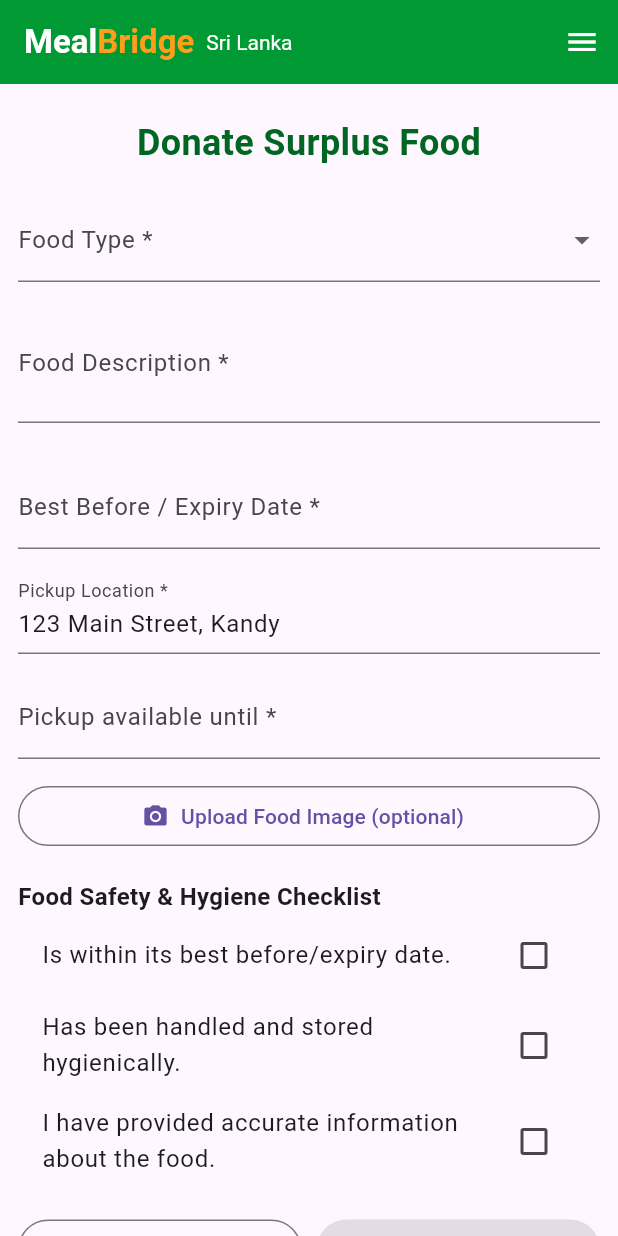
After one commit to oviniWijesooriya/MealBridge, a Flutter app: the DonateFoodFormPage screen opened directly, on a phone screen of 412 x 824 dp. The commit adds this screen. Run offline on Flutter 3.47's test engine with Material 3 defaults, Android fonts, the phone set to English and light mode, and no system bars.

Commit message:
add donate food form

```diff
--- a/lib/main.dart
+++ b/lib/main.dart
@@ -10,6 +10,7 @@ import 'widgets/mobile_nav_drawer.dart';
 import 'pages/donor_type_selection.dart';
 import 'pages/community_agreement.dart';
 import 'pages/donor_welcome.dart';
+import 'pages/donate_food_form.dart';
 
 void main() {
   runApp(kIsWeb ? MealBridgeWebApp() : MealBridgeMobileApp());
@@ -145,6 +146,7 @@ class MealBridgeWebApp extends StatelessWidget {
         '/donor-type-selection': (context) => DonorTypeSelectionPage(),
         '/agreement': (context) => CommunityAgreementPage(),
         '/donor-welcome': (context) => DonorWelcomePage(),
+        '/donate-food': (context) => DonateFoodFormPage(),
       },
       debugShowCheckedModeBanner: false,
     );
--- /dev/null
+++ b/lib/pages/donate_food_form.dart
@@ -0,0 +1,405 @@
+import 'package:flutter/foundation.dart' show kIsWeb;
+import 'package:flutter/material.dart';
+import '../main.dart';
+import '../widgets/mobile_nav_drawer.dart';
+
+class DonateFoodFormPage extends StatefulWidget {
+  @override
+  State<DonateFoodFormPage> createState() => _DonateFoodFormPageState();
+}
+
+class _DonateFoodFormPageState extends State<DonateFoodFormPage> {
+  final _formKey = GlobalKey<FormState>();
+  String? foodType;
+  String? customFoodType;
+  String? description;
+  int? servings;
+  double? quantity;
+  String? quantityUnit = 'kg';
+  DateTime? expiryDate;
+  String? pickupAddress = '123 Main Street, Kandy'; // Example: auto-filled
+  TimeOfDay? pickupUntil;
+  // For image upload, you can use a File/ImagePicker in a real app.
+  // For now, just simulate with a placeholder.
+  bool checklist1 = false;
+  bool checklist2 = false;
+  bool checklist3 = false;
+  bool get allChecklist => checklist1 && checklist2 && checklist3;
+
+  bool get isMeal => foodType == 'Cooked Meal' || foodType == 'Bakery';
+
+  bool get isProduce => foodType == 'Fruits' || foodType == 'Vegetables';
+
+  List<String> foodTypes = [
+    'Cooked Meal',
+    'Bakery',
+    'Fruits',
+    'Vegetables',
+    'Other',
+  ];
+
+  List<String> quantityUnits = [
+    'kg',
+    'grams',
+    'pieces',
+    'bunches',
+    'packs',
+    'litres',
+  ];
+
+  @override
+  Widget build(BuildContext context) {
+    final content = _DonateFoodFormContent(
+      formKey: _formKey,
+      foodType: foodType,
+      customFoodType: customFoodType,
+      foodTypes: foodTypes,
+      onFoodTypeChanged:
+          (val) => setState(() {
+            foodType = val;
+            if (val != 'Other') customFoodType = null;
+          }),
+      onCustomFoodTypeChanged: (val) => setState(() => customFoodType = val),
+      description: description,
+      onDescriptionChanged: (val) => setState(() => description = val),
+      servings: servings,
+      onServingsChanged: (val) => setState(() => servings = val),
+      quantity: quantity,
+      onQuantityChanged: (val) => setState(() => quantity = val),
+      quantityUnit: quantityUnit,
+      quantityUnits: quantityUnits,
+      onQuantityUnitChanged: (val) => setState(() => quantityUnit = val),
+      expiryDate: expiryDate,
+      onExpiryDateChanged: (val) => setState(() => expiryDate = val),
+      pickupAddress: pickupAddress,
+      onPickupAddressChanged: (val) => setState(() => pickupAddress = val),
+      pickupUntil: pickupUntil,
+      onPickupUntilChanged: (val) => setState(() => pickupUntil = val),
+      checklist1: checklist1,
+      checklist2: checklist2,
+      checklist3: checklist3,
+      onChecklist1Changed: (v) => setState(() => checklist1 = v ?? false),
+      onChecklist2Changed: (v) => setState(() => checklist2 = v ?? false),
+      onChecklist3Changed: (v) => setState(() => checklist3 = v ?? false),
+      allChecklist: allChecklist,
+      onPreview: () {
+        // Show a preview dialog or page (not implemented here)
+        showDialog(
+          context: context,
+          builder:
+              (context) => AlertDialog(
+                title: Text('Preview Donation'),
+                content: Text('This is a preview of your donation listing.'),
+                actions: [
+                  TextButton(
+                    onPressed: () => Navigator.pop(context),
+                    child: Text('Close'),
+                  ),
+                ],
+              ),
+        );
+      },
+      onPublish:
+          allChecklist && _formKey.currentState?.validate() == true
+              ? () {
+                // TODO: Submit donation to backend
+                ScaffoldMessenger.of(
+                  context,
+                ).showSnackBar(SnackBar(content: Text('Donation published!')));
+                Navigator.of(context).pop(); // Go back to dashboard or home
+              }
+              : null,
+      isMeal: isMeal,
+      isProduce: isProduce,
+    );
+
+    return kIsWeb
+        ? Scaffold(
+          appBar: PreferredSize(
+            preferredSize: Size.fromHeight(56),
+            child: MealBridgeHeader(isWeb: true),
+          ),
+          body: Center(
+            child: SingleChildScrollView(
+              child: Container(
+                constraints: BoxConstraints(maxWidth: 520),
+                padding: EdgeInsets.symmetric(vertical: 36, horizontal: 22),
+                child: content,
+              ),
+            ),
+          ),
+        )
+        : Scaffold(
+          appBar: PreferredSize(
+            preferredSize: Size.fromHeight(56),
+            child: MealBridgeHeader(isWeb: false),
+          ),
+          endDrawer: MobileNavDrawer(),
+          body: SingleChildScrollView(
+            padding: EdgeInsets.symmetric(vertical: 22, horizontal: 12),
+            child: content,
+          ),
+        );
+  }
+}
+
+class _DonateFoodFormContent extends StatelessWidget {
+  final GlobalKey<FormState> formKey;
+  final String? foodType;
+  final String? customFoodType;
+  final List<String> foodTypes;
+  final ValueChanged<String?> onFoodTypeChanged;
+  final ValueChanged<String?> onCustomFoodTypeChanged;
+  final String? description;
+  final ValueChanged<String?> onDescriptionChanged;
+  final int? servings;
+  final ValueChanged<int?> onServingsChanged;
+  final double? quantity;
+  final ValueChanged<double?> onQuantityChanged;
+  final String? quantityUnit;
+  final List<String> quantityUnits;
+  final ValueChanged<String?> onQuantityUnitChanged;
+  final DateTime? expiryDate;
+  final ValueChanged<DateTime?> onExpiryDateChanged;
+  final String? pickupAddress;
+  final ValueChanged<String?> onPickupAddressChanged;
+  final TimeOfDay? pickupUntil;
+  final ValueChanged<TimeOfDay?> onPickupUntilChanged;
+  final bool checklist1;
+  final bool checklist2;
+  final bool checklist3;
+  final ValueChanged<bool?> onChecklist1Changed;
+  final ValueChanged<bool?> onChecklist2Changed;
+  final ValueChanged<bool?> onChecklist3Changed;
+  final bool allChecklist;
+  final VoidCallback onPreview;
+  final VoidCallback? onPublish;
+  final bool isMeal;
+  final bool isProduce;
+
+  const _DonateFoodFormContent({
+    required this.formKey,
+    required this.foodType,
+    required this.customFoodType,
+    required this.foodTypes,
+    required this.onFoodTypeChanged,
+    required this.onCustomFoodTypeChanged,
+    required this.description,
+    required this.onDescriptionChanged,
+    required this.servings,
+    required this.onServingsChanged,
+    required this.quantity,
+    required this.onQuantityChanged,
+    required this.quantityUnit,
+    required this.quantityUnits,
+    required this.onQuantityUnitChanged,
+    required this.expiryDate,
+    required this.onExpiryDateChanged,
+    required this.pickupAddress,
+    required this.onPickupAddressChanged,
+    required this.pickupUntil,
+    required this.onPickupUntilChanged,
+    required this.checklist1,
+    required this.checklist2,
+    required this.checklist3,
+    required this.onChecklist1Changed,
+    required this.onChecklist2Changed,
+    required this.onChecklist3Changed,
+    required this.allChecklist,
+    required this.onPreview,
+    required this.onPublish,
+    required this.isMeal,
+    required this.isProduce,
+  });
+
+  @override
+  Widget build(BuildContext context) {
+    return Form(
+      key: formKey,
+      child: Column(
+        crossAxisAlignment: CrossAxisAlignment.stretch,
+        children: [
+          Text(
+            'Donate Surplus Food',
+            style: TextStyle(
+              fontSize: 24,
+              fontWeight: FontWeight.bold,
+              color: Color(0xFF006622),
+            ),
+            textAlign: TextAlign.center,
+          ),
+          SizedBox(height: 20),
+          DropdownButtonFormField<String>(
+            decoration: InputDecoration(labelText: 'Food Type *'),
+            value: foodType,
+            items:
+                foodTypes
+                    .map(
+                      (type) =>
+                          DropdownMenuItem(value: type, child: Text(type)),
+                    )
+                    .toList(),
+            onChanged: onFoodTypeChanged,
+            validator: (v) => v == null || v.isEmpty ? 'Required' : null,
+          ),
+          if (foodType == 'Other')
+            Padding(
+              padding: EdgeInsets.only(top: 10),
+              child: TextFormField(
+                decoration: InputDecoration(labelText: 'Custom Food Type *'),
+                onChanged: onCustomFoodTypeChanged,
+                validator: (v) => v == null || v.isEmpty ? 'Required' : null,
+              ),
+            ),
+          SizedBox(height: 14),
+          TextFormField(
+            decoration: InputDecoration(labelText: 'Food Description *'),
+            maxLines: 2,
+            onChanged: onDescriptionChanged,
+            validator: (v) => v == null || v.isEmpty ? 'Required' : null,
+          ),
+          SizedBox(height: 14),
+          if (isMeal)
+            TextFormField(
+              decoration: InputDecoration(
+                labelText: 'How many people can this serve? *',
+              ),
+              keyboardType: TextInputType.number,
+              onChanged: (v) => onServingsChanged(int.tryParse(v)),
+              validator: (v) => v == null || v.isEmpty ? 'Required' : null,
+            ),
+          if (isProduce)
+            Row(
+              children: [
+                Expanded(
+                  child: TextFormField(
+                    decoration: InputDecoration(labelText: 'Total Quantity *'),
+                    keyboardType: TextInputType.numberWithOptions(
+                      decimal: true,
+                    ),
+                    onChanged: (v) => onQuantityChanged(double.tryParse(v)),
+                    validator:
+                        (v) => v == null || v.isEmpty ? 'Required' : null,
+                  ),
+                ),
+                SizedBox(width: 10),
+                Expanded(
+                  child: DropdownButtonFormField<String>(
+                    decoration: InputDecoration(labelText: 'Unit'),
+                    value: quantityUnit,
+                    items:
+                        quantityUnits
+                            .map(
+                              (u) => DropdownMenuItem(value: u, child: Text(u)),
+                            )
+                            .toList(),
+                    onChanged: onQuantityUnitChanged,
+                  ),
+                ),
+              ],
+            ),
+          SizedBox(height: 14),
+          TextFormField(
+            decoration: InputDecoration(
+              labelText: 'Best Before / Expiry Date *',
+            ),
+            readOnly: true,
+            controller: TextEditingController(
+              text:
+                  expiryDate == null
+                      ? ''
+                      : "${expiryDate!.year}-${expiryDate!.month.toString().padLeft(2, '0')}-${expiryDate!.day.toString().padLeft(2, '0')}",
+            ),
+            onTap: () async {
+              final picked = await showDatePicker(
+                context: context,
+                initialDate: expiryDate ?? DateTime.now(),
+                firstDate: DateTime.now(),
+                lastDate: DateTime.now().add(Duration(days: 30)),
+              );
+              if (picked != null) onExpiryDateChanged(picked);
+            },
+            validator: (v) => (expiryDate == null) ? 'Required' : null,
+          ),
+          SizedBox(height: 14),
+          TextFormField(
+            decoration: InputDecoration(labelText: 'Pickup Location *'),
+            initialValue: pickupAddress,
+            onChanged: onPickupAddressChanged,
+            validator: (v) => v == null || v.isEmpty ? 'Required' : null,
+          ),
+          SizedBox(height: 14),
+          TextFormField(
+            decoration: InputDecoration(labelText: 'Pickup available until *'),
+            readOnly: true,
+            controller: TextEditingController(
+              text: pickupUntil == null ? '' : pickupUntil!.format(context),
+            ),
+            onTap: () async {
+              final picked = await showTimePicker(
+                context: context,
+                initialTime: TimeOfDay.now(),
+              );
+              if (picked != null) onPickupUntilChanged(picked);
+            },
+            validator: (v) => (pickupUntil == null) ? 'Required' : null,
+          ),
+          SizedBox(height: 14),
+          // Food Image Upload (placeholder)
+          OutlinedButton.icon(
+            onPressed: () {
+              // TODO: Implement image picker
+              ScaffoldMessenger.of(context).showSnackBar(
+                SnackBar(content: Text('Image picker not implemented')),
+              );
+            },
+            icon: Icon(Icons.photo_camera),
+            label: Text('Upload Food Image (optional)'),
+          ),
+          SizedBox(height: 18),
+          Text(
+            'Food Safety & Hygiene Checklist',
+            style: TextStyle(fontWeight: FontWeight.bold, fontSize: 16),
+          ),
+          CheckboxListTile(
+            value: checklist1,
+            onChanged: onChecklist1Changed,
+            title: Text('Is within its best before/expiry date.'),
+          ),
+          CheckboxListTile(
+            value: checklist2,
+            onChanged: onChecklist2Changed,
+            title: Text('Has been handled and stored hygienically.'),
+          ),
+          CheckboxListTile(
+            value: checklist3,
+            onChanged: onChecklist3Changed,
+            title: Text('I have provided accurate information about the food.'),
+          ),
+          SizedBox(height: 16),
+          Row(
+            children: [
+              Expanded(
+                child: OutlinedButton(
+                  onPressed: onPreview,
+                  child: Text('Preview'),
+                ),
+              ),
+              SizedBox(width: 10),
+              Expanded(
+                child: ElevatedButton(
+                  style: ElevatedButton.styleFrom(
+                    backgroundColor:
+                        (onPublish != null) ? Color(0xFF009933) : Colors.grey,
+                  ),
+                  onPressed: onPublish,
+                  child: Text('Publish Donation'),
+                ),
+              ),
+            ],
+          ),
+        ],
+      ),
+    );
+  }
+}
--- a/lib/pages/donor_welcome.dart
+++ b/lib/pages/donor_welcome.dart
@@ -82,7 +82,7 @@ class _DonorWelcomeContent extends StatelessWidget {
             style: TextStyle(color: Colors.white),
           ),
           onPressed: () {
-            Navigator.of(context).pushReplacementNamed('/donate');
+            Navigator.of(context).pushReplacementNamed('/donate-food');
           },
         ),
         SizedBox(height: 18),
```
Also changed, not shown: 8 other files.
